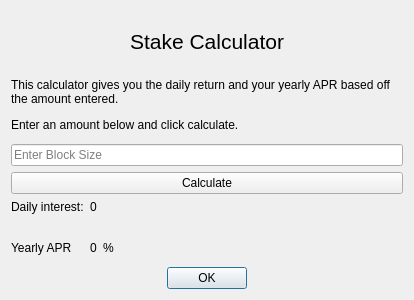
Old version of the form src/qt/forms/calcdialog.ui in the repository netcoinfoundation/netcoin.
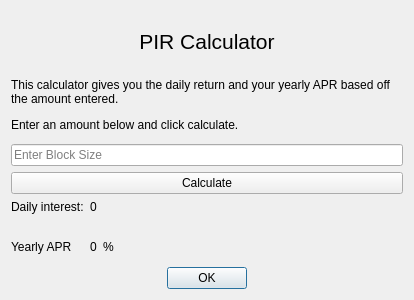
New version of the form.

Diff of the .ui file:
```diff
--- a/src/qt/forms/calcdialog.ui
+++ b/src/qt/forms/calcdialog.ui
@@ -21,7 +21,7 @@
        <item row="1" column="0">
         <widget class="QLabel" name="label_3">
          <property name="text">
-          <string>Yearly APR</string>
+          <string>&lt;html&gt;&lt;head/&gt;&lt;body&gt;&lt;p&gt;&lt;span&gt;Yearly APR&lt;/span&gt;&lt;/p&gt;&lt;/body&gt;&lt;/html&gt;</string>
          </property>
         </widget>
        </item>
@@ -67,14 +67,14 @@
        <item row="1" column="0">
         <widget class="QLabel" name="yearlyAPR">
          <property name="text">
-          <string>0</string>
+          <string>&lt;html&gt;&lt;head/&gt;&lt;body&gt;&lt;p&gt;&lt;span&gt;0&lt;/span&gt;&lt;/p&gt;&lt;/body&gt;&lt;/html&gt;</string>
          </property>
         </widget>
        </item>
        <item row="1" column="1">
         <widget class="QLabel" name="label_5">
          <property name="text">
-          <string>%</string>
+          <string>&lt;html&gt;&lt;head/&gt;&lt;body&gt;&lt;p&gt;&lt;span&gt;%&lt;/span&gt;&lt;/p&gt;&lt;/body&gt;&lt;/html&gt;</string>
          </property>
         </widget>
        </item>
@@ -159,7 +159,7 @@
       </font>
      </property>
      <property name="text">
-      <string>Stake Calculator</string>
+      <string>PIR Calculator</string>
      </property>
      <property name="scaledContents">
       <bool>false</bool>
```
Left out of the diff: 8 changed lines with no effect on the pictures.
